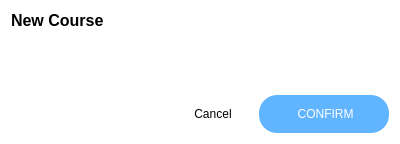
Before: the Qt Designer form TurboGrade/ui/formdialog.ui in wassgha/TurboGrade, drawn with Qt 5.
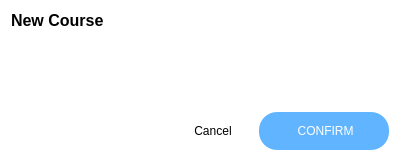
After: the same form once the commit is applied. Icons and pictures are not drawn.

Commit message: Added warning for FormDialog

The edit to the form file:
```diff
--- a/TurboGrade/ui/formdialog.ui
+++ b/TurboGrade/ui/formdialog.ui
@@ -7,7 +7,7 @@
     <x>0</x>
     <y>0</y>
     <width>400</width>
-    <height>144</height>
+    <height>161</height>
    </rect>
   </property>
   <property name="windowTitle">
@@ -56,12 +56,21 @@
 	padding: 10px;
 	padding-left: 15px;
 	padding-right: 15px;
-	background: white;
 	border-radius: 18px;
 	color: white;
 	background: #61b4ff;
 	width: 100px;
 	height: 18px;
+}
+
+#warning {
+	border:none;
+	text-transform: capitalize;
+	padding: 10px;
+	border-radius: 3px;
+	color: white;
+	background: #f39c12;
+	text-align: center;
 }</string>
   </property>
   <layout class="QVBoxLayout" name="verticalLayout">
```
Left out of the diff: 15 changed lines with no effect on the pictures. The commit also changes 3 other files.
